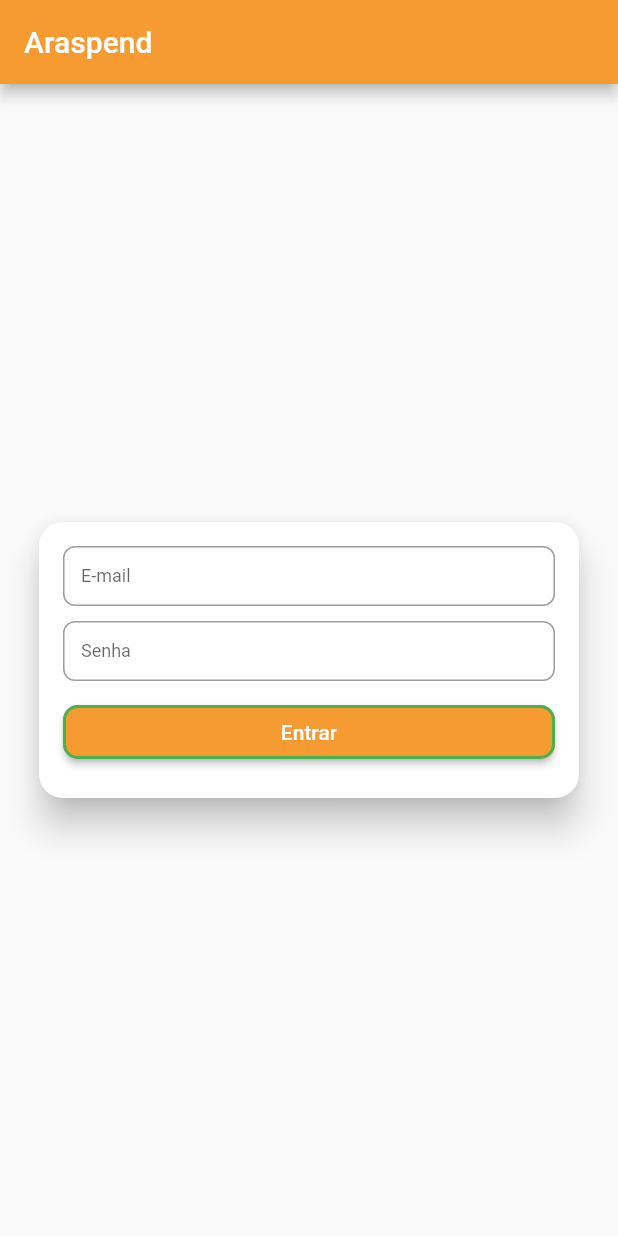
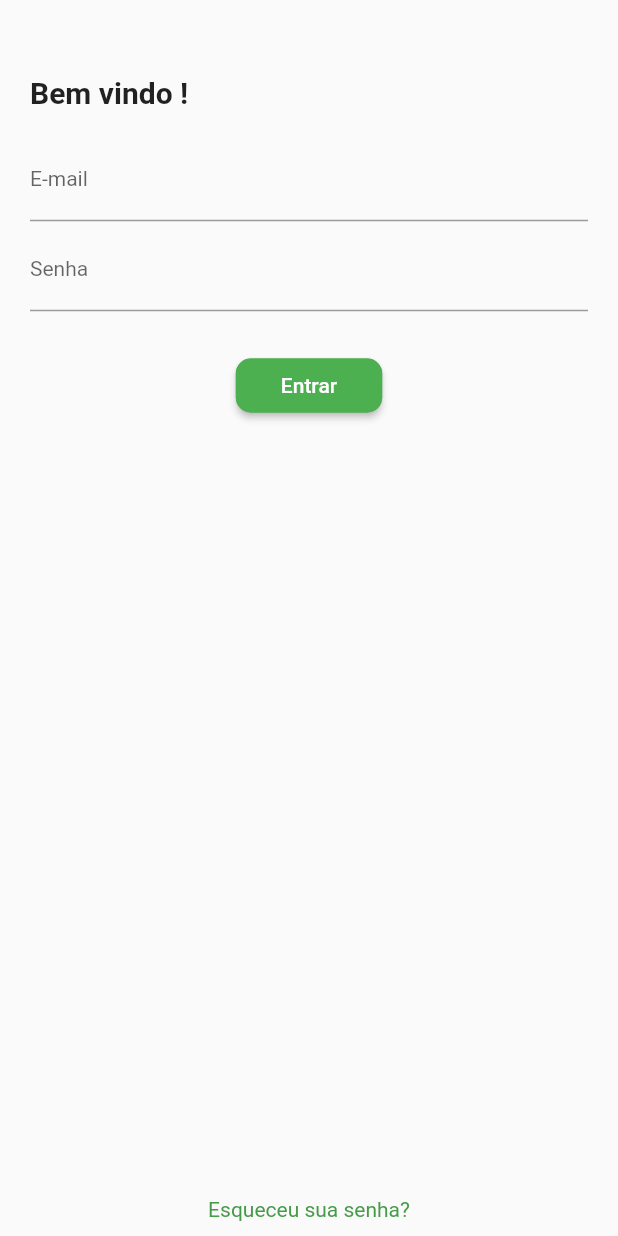
Before and after one commit to MaklanLab/Project_O, a Flutter app: the screen it shows after launch, on a phone screen of 412 x 824 dp. Run offline on Flutter 3.47's test engine with Material 2 defaults, Android fonts, the phone set to English and light mode, and no system bars; missing offline and left inert: dart:ffi.

Commit message:
Second commit

```diff
--- a/lib/Login.dart
+++ b/lib/Login.dart
@@ -1,3 +1,5 @@
+import 'dart:ffi';
+
 import 'package:flutter/material.dart';
 
 class Login extends StatelessWidget {
@@ -11,64 +13,48 @@ class Login extends StatelessWidget {
         visualDensity: VisualDensity.adaptivePlatformDensity,
       ),
       home: Scaffold(
-          appBar: AppBar(
-            title: const Text('Araspend'),
-            backgroundColor: Color.fromARGB(255, 246, 155, 50),
-          ),
           body: Column(
         children: [
-              Expanded(
-                child: SizedBox(height: 1),
+          Container(
+            padding: EdgeInsets.fromLTRB(20, 50, 20, 0),
+            width: double.infinity,
+            child: Text(
+              "Bem vindo !",
+              style: TextStyle(
+                  fontSize: 20,
+                  fontFamily: 'Roboto',
+                  fontWeight: FontWeight.bold),
             ),
-              Center(
-                  child: Container(
-                      padding: EdgeInsets.fromLTRB(10, 0, 10, 0),
-                      height: 200,
-                      child: Card(
-                          elevation: 10,
-                          shape: RoundedRectangleBorder(
-                            borderRadius: BorderRadius.circular(16),
           ),
-                          margin: const EdgeInsets.symmetric(
-                              horizontal: 16, vertical: 8),
-                          child: Padding(
-                            padding: const EdgeInsets.all(16),
-                            child: Column(
-                              crossAxisAlignment: CrossAxisAlignment.stretch,
-                              children: [
+          const SizedBox(height: 20),
           Container(
-                                  height: 40,
+            width: double.infinity,
+            height: 60,
+            padding: EdgeInsets.fromLTRB(20, 0, 20, 0),
             child: TextField(
-                                    style: TextStyle(fontSize: 12),
+              style: TextStyle(fontSize: 14),
               decoration: InputDecoration(
                 labelText: 'E-mail',
-                                      border: OutlineInputBorder(
-                                        borderRadius: BorderRadius.circular(8),
               ),
             ),
           ),
-                                ),
-                                const SizedBox(height: 10),
           Container(
-                                  height: 40,
+            height: 60,
+            padding: EdgeInsets.fromLTRB(20, 0, 20, 0),
             child: TextField(
-                                    style: TextStyle(fontSize: 12),
+              style: TextStyle(fontSize: 14),
               obscureText: true,
               decoration: InputDecoration(
                 labelText: 'Senha',
-                                      border: OutlineInputBorder(
-                                        borderRadius: BorderRadius.circular(8),
               ),
             ),
           ),
-                                ),
-                                const SizedBox(height: 10),
+          const SizedBox(height: 20),
           ElevatedButton(
             onPressed: () {},
             child: const Text('Entrar'),
             style: ElevatedButton.styleFrom(
-                                    padding: EdgeInsets.symmetric(
-                                        horizontal: 30, vertical: 10),
+              padding: EdgeInsets.symmetric(horizontal: 30, vertical: 10),
               shape: RoundedRectangleBorder(
                 borderRadius: BorderRadius.circular(10),
                 side: BorderSide(
@@ -76,15 +62,19 @@ class Login extends StatelessWidget {
                   color: Colors.green,
                 ),
               ),
-                                    primary: Color.fromARGB(255, 246, 155, 50),
+              primary: Colors.green,
             ),
           ),
-                              ],
-                            ),
-                          )))),
           Expanded(
             child: SizedBox(height: 1),
           ),
+          Container(
+            padding: EdgeInsets.only(bottom: 10),
+            child: Text(
+              "Esqueceu sua senha?",
+              style: TextStyle(color: Color.fromARGB(255, 70, 155, 72)),
+            ),
+          )
         ],
       )),
     );
```
Lines whose indentation alone changed are shown as unchanged.
